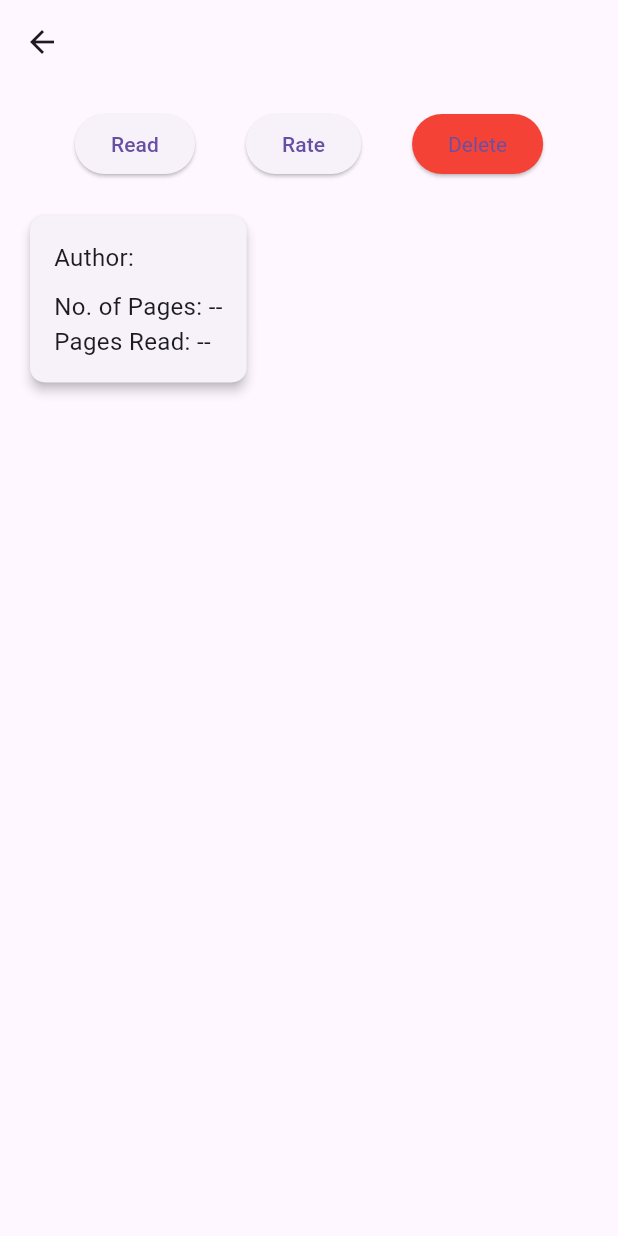
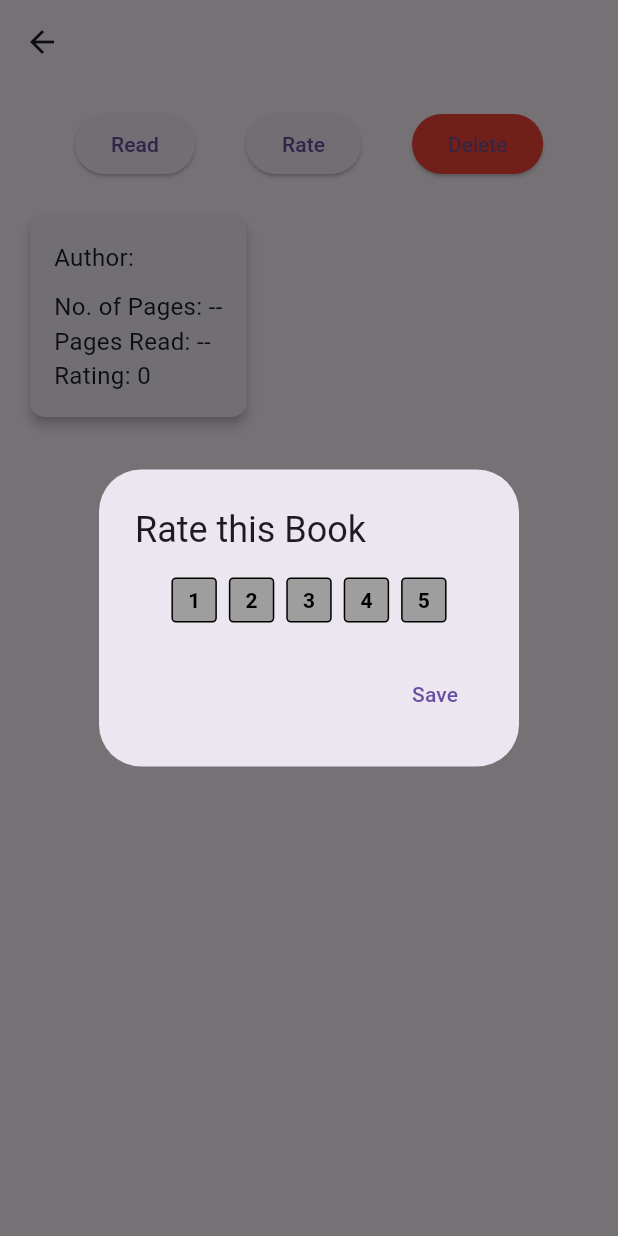
Before and after one commit to MiniProject25/digital_library, a Flutter app: the bookDetailsScreen screen opened directly with empty values, after a tap on "Rate", on a phone screen of 412 x 824 dp. Run offline on Flutter 3.47's test engine with Material 3 defaults, Android fonts, the phone set to English and light mode, and no system bars; our stand-ins replace file_picker, sqflite; missing offline and left inert: syncfusion_flutter_pdfviewer; accounts and stored records are empty.

Commit message:
Updates: Added Rating Feature

```diff
--- a/lib/models/bookModel.dart
+++ b/lib/models/bookModel.dart
@@ -22,7 +22,11 @@ class Book {
   /// ID of the shelf to which this book belongs.
   final String shelfId;
 
-  final int lastRead;
+  /// timestamp in milliseconds of the last time the book was read.
+  int lastRead;
+
+  /// integer that denotes the rating of the book (out of 5)
+  int rating;
 
   /// Creates a new [Book] object with the required details.
   ///
@@ -37,6 +41,7 @@ class Book {
     required this.filePath,
     required this.shelfId,
     required this.lastRead,
+    required this.rating,
   });
 
   /// Converts the [Book] object into a `Map<String, dynamic>` format.
@@ -52,6 +57,7 @@ class Book {
       'filePath': filePath,
       'shelfId': shelfId,
       'lastRead': lastRead,
+      'rating': rating,
     };
   }
 
@@ -69,6 +75,7 @@ class Book {
       filePath: map['filePath'],
       shelfId: map['shelfId'],
       lastRead: map['lastRead'],
+      rating: map['rating'],
     );
   }
 }
--- a/lib/screens/bookDetailsScreen.dart
+++ b/lib/screens/bookDetailsScreen.dart
@@ -1,3 +1,4 @@
+import 'package:digital_library/main.dart';
 import 'package:digital_library/models/bookModel.dart';
 import 'package:digital_library/screens/pdfViewerScreen.dart';
 import 'package:digital_library/services/BookServices.dart';
@@ -16,12 +17,41 @@ class bookDetailsScreen extends StatefulWidget {
   State<bookDetailsScreen> createState() => _bookDetailsScreenState();
 }
 
-class _bookDetailsScreenState extends State<bookDetailsScreen> {
+class _bookDetailsScreenState extends State<bookDetailsScreen> with RouteAware {
   /// Service for handling book operations like delete
   bookServices bService = bookServices();
 
-  /// Book rating (feature placeholder)
-  int rating = 0;
+  /// current rating of the book
+  int selectedRating = 0;
+
+  /// Called when returning to this screen from another route.
+  /// Used to refresh the rating display.
+  @override
+  void didPopNext() {
+    // TODO: implement didPopNext
+    super.didPopNext();
+    setState(() {
+      widget.book.rating = selectedRating;
+    });
+  }
+
+  /// Subscribes to the route observer to refresh state on navigation return.
+  @override
+  void didChangeDependencies() {
+    // TODO: implement didChangeDependencies
+    super.didChangeDependencies();
+    final route = ModalRoute.of(context);
+    if (route is PageRoute<dynamic>) {
+      routeObserver.subscribe(this, route);
+    }
+  }
+
+  @override
+  void dispose() {
+    // TODO: implement dispose
+    super.dispose();
+    routeObserver.unsubscribe(this);
+  }
 
   /// Shows a confirmation dialog before deleting the book.
   void _confirmDelete(String bookId) {
@@ -81,14 +111,74 @@ class _bookDetailsScreenState extends State<bookDetailsScreen> {
                         ),
                       ),
                     );
-
                   },
                   child: Text("Read"),
                 ),
 
                 /// Placeholder for rating functionality
                 ElevatedButton(
-                  onPressed: () {},
+                  onPressed: () {
+                    showDialog(
+                        context: context,
+                        builder: (context) {
+                          return StatefulBuilder(builder: (context, setState) {
+                            return AlertDialog(
+                              title: Text("Rate this Book"),
+                              content: Row(
+                                mainAxisAlignment: MainAxisAlignment.center,
+                                children: List.generate(5, (index) {
+                                  final ratingValue = index + 1;
+                                  final isSelected =
+                                      selectedRating == ratingValue;
+
+                                  return GestureDetector(
+                                    onTap: () async {
+                                      setState(() {
+                                        selectedRating = ratingValue;
+                                      });
+                                      await bService.updateBookRating(
+                                          widget.book.id, selectedRating);
+                                    },
+                                    child: Container(
+                                      margin:
+                                          EdgeInsets.symmetric(horizontal: 4),
+                                      padding: EdgeInsets.symmetric(
+                                          horizontal: 10, vertical: 4),
+                                      decoration: BoxDecoration(
+                                          color: isSelected
+                                              ? Colors.yellow
+                                              : Colors.grey,
+                                          borderRadius:
+                                              BorderRadius.circular(3),
+                                          border:
+                                              Border.all(color: Colors.black)),
+                                      child: Text(
+                                        '$ratingValue',
+                                        style: TextStyle(
+                                          color: isSelected
+                                              ? Colors.white
+                                              : Colors.black,
+                                          fontWeight: FontWeight.bold,
+                                        ),
+                                      ),
+                                    ),
+                                  );
+                                }),
+                              ),
+                              actions: [
+                                TextButton(
+                                    onPressed: () {
+                                      setState(() {
+                                        widget.book.rating = selectedRating;
+                                      });
+                                      Navigator.pop(context);
+                                    },
+                                    child: Text("Save"))
+                              ],
+                            );
+                          });
+                        });
+                  },
                   child: Text("Rate"),
                 ),
 
@@ -124,6 +214,8 @@ class _bookDetailsScreenState extends State<bookDetailsScreen> {
                     SizedBox(height: 10),
                     Text("No. of Pages: --", style: TextStyle(fontSize: 16)),
                     Text("Pages Read: --", style: TextStyle(fontSize: 16)),
+                    Text("Rating: ${widget.book.rating}",
+                        style: TextStyle(fontSize: 16)),
                   ],
                 ),
               ),
--- a/lib/screens/homeScreen.dart
+++ b/lib/screens/homeScreen.dart
@@ -106,6 +106,7 @@ class _homeScreenState extends State<homeScreen> with RouteAware {
           color: const Color.fromARGB(255, 0, 0, 0),
           fontSize: 25,
           fontFamily: 'Lucida',
+          overflow: TextOverflow.ellipsis
         ),
         centerTitle: true,
         toolbarHeight: 100,
@@ -234,7 +235,13 @@ class _homeScreenState extends State<homeScreen> with RouteAware {
 
               /// Display message if list is empty
               child: recentlyRead.isEmpty
-                ? Center(child: Text("No Recently read books"))
+                ? Center(child: Row(
+                  mainAxisAlignment: MainAxisAlignment.center,
+                  children: [
+                    Icon(Icons.book),
+                    Text("No recently read books", style: TextStyle(color: Colors.white, fontSize: 20),),
+                  ],
+                ))
                 : ListView.builder(
                     itemCount: recentlyRead.length,
                     itemBuilder: (context, index) {
--- a/lib/services/BookServices.dart
+++ b/lib/services/BookServices.dart
@@ -74,6 +74,7 @@ class bookServices {
         filePath: result!.files.single.path ?? '',
         shelfId: shelfId,
         lastRead: 0,
+        rating: 0,
       );
 
       await _dbHelper.insertBook(newBook);
@@ -119,6 +120,7 @@ class bookServices {
         filePath: maps[i]['filePath'],
         shelfId: maps[i]['shelfId'],
         lastRead: maps[i]['lastRead'],
+        rating: maps[i]['rating'],
       );
     });
   }
@@ -147,4 +149,10 @@ class bookServices {
         'books', {'lastRead': 0},
         where: 'id = ?', whereArgs: [bookId]);
   }
+
+  /// update the book rating
+  Future<void> updateBookRating(String bookId, int newRating) async {
+    final db = await databaseHelper.instance.database;
+    await db.update('books', {'rating' : newRating}, where: 'id = ?', whereArgs: [bookId]);
+  }
 }
--- a/lib/services/db_service.dart
+++ b/lib/services/db_service.dart
@@ -52,6 +52,7 @@ class databaseHelper {
           filePath TEXT NOT NULL,
           shelfId TEXT NOT NULL,
           lastRead INTEGER,
+          rating INTEGER,
           FOREIGN KEY (shelfId) REFERENCES shelves(id) ON DELETE CASCADE
         );
       ''');
--- a/lib/widgets/shelfCard.dart
+++ b/lib/widgets/shelfCard.dart
@@ -24,6 +24,14 @@ class shelfCard extends StatelessWidget {
           color: Colors.grey[200],
           borderRadius: BorderRadius.circular(10),
           border: Border.all(color: Colors.black12),
+          boxShadow: [
+            BoxShadow(
+              color: Colors.grey,
+              spreadRadius: 2,
+              blurRadius: 5,
+              offset: Offset(0, 3)
+            ),
+          ]
         ),
         child: Center(
           child: Text(
```
Also changed, not shown: lib/widgets/ratingSelector.dart (added).
